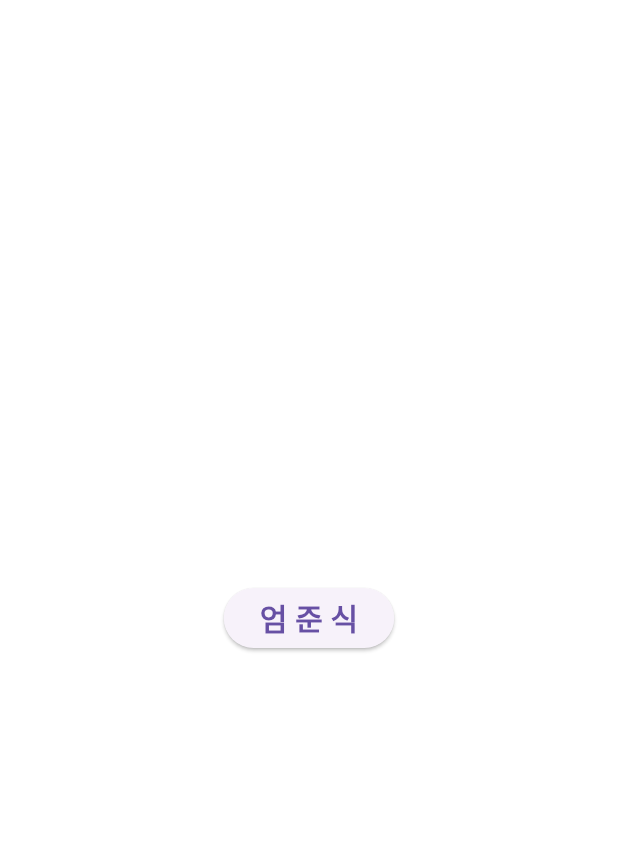
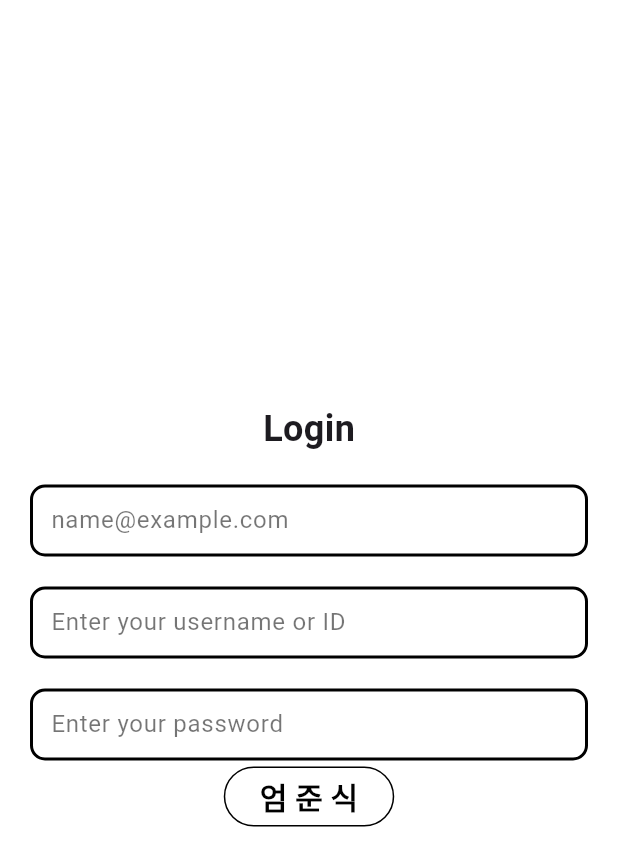
Before and after one commit to bluemoon983/ideafestival_ios, a Flutter app: the screen it shows after launch, in the side drawer, after a tap on "로그아웃", on a phone screen of 412 x 824 dp. Shown: the top 866 px of the screen. Run offline on Flutter 3.47's test engine with Material 3 defaults, Android fonts, the phone set to English and light mode, and no system bars.

Commit message:
login-page

```diff
--- a/lib/screens/login_screens.dart
+++ b/lib/screens/login_screens.dart
@@ -1,3 +1,5 @@
+import 'dart:io';
+
 import 'package:flutter/material.dart';
 
 class LoginScreens extends StatelessWidget {
@@ -8,8 +10,147 @@ class LoginScreens extends StatelessWidget {
     return Scaffold(
       backgroundColor: Colors.white,
       body: Center(
-        // Center 위젯을 추가하여 버튼이 화면 중앙에 위치하도록 개선
-        child: ElevatedButton(
+        child: Padding(
+          padding: const EdgeInsets.symmetric(horizontal: 20),
+          child: Column(
+            mainAxisAlignment: MainAxisAlignment.center,
+            children: [
+              const Text(
+                "Login",
+                style: TextStyle(
+                  fontSize: 24,
+                  fontWeight: FontWeight.bold,
+                ),
+              ),
+              const SizedBox(height: 20),
+              const TextField(
+                decoration: InputDecoration(
+                  contentPadding: EdgeInsets.symmetric(
+                    vertical: 10.0, // Adjusts the height of the search bar
+                    horizontal: 10.0,
+                  ),
+                  hintText: "name@example.com",
+                  hintStyle: TextStyle(color: Colors.black54, fontSize: 16.0),
+                  filled: true,
+                  fillColor: Colors.white, // Background color
+                  border: OutlineInputBorder(
+                    borderRadius: BorderRadius.all(
+                      Radius.circular(10.0),
+                    ),
+                    borderSide: BorderSide(
+                      color: Colors.black, // Border color
+                      width: 2.0,
+                    ),
+                  ),
+                  enabledBorder: OutlineInputBorder(
+                    borderRadius: BorderRadius.all(
+                      Radius.circular(10.0),
+                    ),
+                    borderSide: BorderSide(
+                      color: Colors.black, // Border color when enabled
+                      width: 2.0,
+                    ),
+                  ),
+                  focusedBorder: OutlineInputBorder(
+                    borderRadius: BorderRadius.all(
+                      Radius.circular(10.0),
+                    ),
+                    borderSide: BorderSide(
+                      color: Colors.black, // Border color when focused
+                      width: 2.0,
+                    ),
+                  ),
+                ),
+              ),
+              const SizedBox(
+                height: 20,
+              ),
+              const TextField(
+                decoration: InputDecoration(
+                  contentPadding: EdgeInsets.symmetric(
+                    vertical: 10.0, // Adjusts the height of the search bar
+                    horizontal: 10.0,
+                  ),
+                  hintText: "Enter your username or ID",
+                  hintStyle: TextStyle(color: Colors.black54, fontSize: 16.0),
+                  filled: true,
+                  fillColor: Colors.white, // Background color
+                  border: OutlineInputBorder(
+                    borderRadius: BorderRadius.all(
+                      Radius.circular(10.0),
+                    ),
+                    borderSide: BorderSide(
+                      color: Colors.black, // Border color
+                      width: 2.0,
+                    ),
+                  ),
+                  enabledBorder: OutlineInputBorder(
+                    borderRadius: BorderRadius.all(
+                      Radius.circular(10.0),
+                    ),
+                    borderSide: BorderSide(
+                      color: Colors.black, // Border color when enabled
+                      width: 2.0,
+                    ),
+                  ),
+                  focusedBorder: OutlineInputBorder(
+                    borderRadius: BorderRadius.all(
+                      Radius.circular(10.0),
+                    ),
+                    borderSide: BorderSide(
+                      color: Colors.black, // Border color when focused
+                      width: 2.0,
+                    ),
+                  ),
+                ),
+              ),
+              const SizedBox(
+                height: 20,
+              ),
+              const TextField(
+                decoration: InputDecoration(
+                  contentPadding: EdgeInsets.symmetric(
+                    vertical: 10.0, // Adjusts the height of the search bar
+                    horizontal: 10.0,
+                  ),
+                  hintText: "Enter your password",
+                  hintStyle: TextStyle(color: Colors.black54, fontSize: 16.0),
+                  filled: true,
+                  fillColor: Colors.white, // Background color
+                  border: OutlineInputBorder(
+                    borderRadius: BorderRadius.all(
+                      Radius.circular(10.0),
+                    ),
+                    borderSide: BorderSide(
+                      color: Colors.black, // Border color
+                      width: 2.0,
+                    ),
+                  ),
+                  enabledBorder: OutlineInputBorder(
+                    borderRadius: BorderRadius.all(
+                      Radius.circular(10.0),
+                    ),
+                    borderSide: BorderSide(
+                      color: Colors.black, // Border color when enabled
+                      width: 2.0,
+                    ),
+                  ),
+                  focusedBorder: OutlineInputBorder(
+                    borderRadius: BorderRadius.all(
+                      Radius.circular(10.0),
+                    ),
+                    borderSide: BorderSide(
+                      color: Colors.black, // Border color when focused
+                      width: 2.0,
+                    ),
+                  ),
+                ),
+              ),
+              OutlinedButton(
+                style: OutlinedButton.styleFrom(
+                  foregroundColor: Colors.black, // Text color
+                  side: const BorderSide(color: Colors.black), // Border color
+                ),
                 onPressed: () => _navigateToMain(context),
                 child: const Text(
                   "엄 준 식",
@@ -19,12 +160,15 @@ class LoginScreens extends StatelessWidget {
                   ),
                 ),
               ),
+            ],
+          ),
+        ),
       ),
     );
   }
 
   void _navigateToMain(BuildContext context) {
     Navigator.popUntil(
-        context, (route) => route.isFirst); // 첫 번째 화면인 MainScreens로 돌아감
+        context, (route) => route.isFirst); // Navigates to the first route
   }
 }
```
Also changed, not shown: lib/ui/chat_ui.dart (+5 -4 lines). Lines whose indentation alone changed are shown as unchanged.
